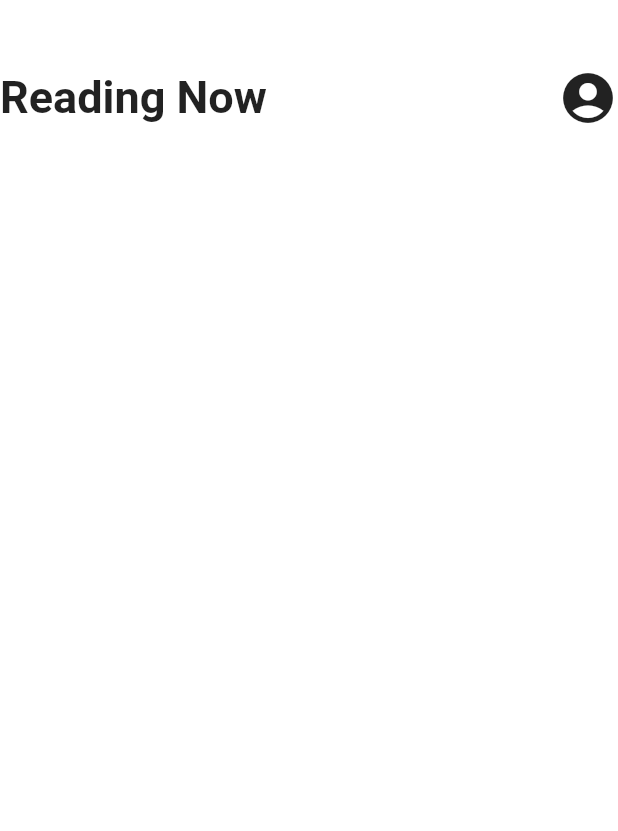
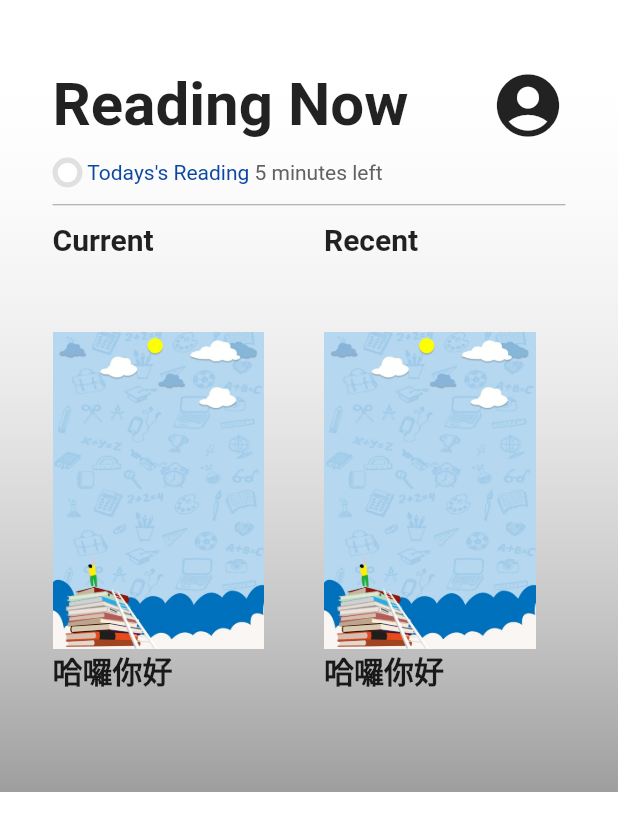
Before and after one commit to Toby1009/my_project_practice, a Flutter app: the screen it shows after launch, on a phone screen of 412 x 824 dp. Shown: the top 831 px of the screen. Run offline on Flutter 3.47's test engine with Material 2 defaults, Android fonts, the phone set to English and light mode, and no system bars.

Commit message:
亂些一通

```diff
--- a/example01/lib/home/view/home_page.dart
+++ b/example01/lib/home/view/home_page.dart
@@ -17,7 +17,7 @@ class _HomePageState extends State<HomePage> with TickerProviderStateMixin {
   final String text = "Reading Now";
   late AnimationController _textFontSizeController;
   late Animation<double> _textFontSizeAnimation;
-  double fontSize = 30;
+  double fontSize = 40;
 
   @override
   void initState() {
@@ -29,7 +29,7 @@ class _HomePageState extends State<HomePage> with TickerProviderStateMixin {
     );
     _textFontSizeAnimation = Tween<double>(
       begin: fontSize,
-      end: 30,
+      end: 40,
     ).animate(
       CurvedAnimation(
           parent: _textFontSizeController,
@@ -63,7 +63,10 @@ class _HomePageState extends State<HomePage> with TickerProviderStateMixin {
   Widget build(BuildContext context) {
     return Scaffold(
       backgroundColor: Colors.white,
-      body: Listener(
+      body: SizedBox(
+        height: double.maxFinite,
+        width: double.maxFinite,
+        child: Listener(
           child: CustomScrollView(
             slivers: [
               SliverPersistentHeader(
@@ -74,8 +77,19 @@ class _HomePageState extends State<HomePage> with TickerProviderStateMixin {
                 pinned: true,
               ),
               SliverToBoxAdapter(
-              child: SizedBox(
+                child: Container(
+                    padding: const EdgeInsets.only(left: 35,right: 35),
                     width: double.maxFinite,
+                    decoration: const BoxDecoration(
+                      gradient: LinearGradient(
+                        begin: Alignment.topCenter,
+                        end: Alignment.bottomCenter,
+                        colors: [
+                          Colors.white10,
+                          Colors.grey,
+                        ],
+                      )
+                    ),
                     child: Column(
                       children: [
                         Row(
@@ -94,10 +108,112 @@ class _HomePageState extends State<HomePage> with TickerProviderStateMixin {
                               },
                             ),
                             const Icon(
-                            Icons.account_circle_rounded,
-                            size: 40,
+                              Icons.account_circle_sharp,
+                              size: 50,
                             )
                           ],
+                        ),
+                        const SizedBox(height: 10,),
+                        Row(
+                          children: [
+                            Stack(
+                              alignment: Alignment.center,
+                              children: [
+                                Container(
+                                  decoration: BoxDecoration(
+                                    borderRadius: BorderRadius.circular(30),
+                                    color: Colors.grey.shade300,
+                                  ),
+                                  width: 20,
+                                  height: 20,
+                                ),
+                                Container(
+                                  decoration: BoxDecoration(
+                                    borderRadius: BorderRadius.circular(30),
+                                    color: Colors.white,
+                                  ),
+                                  width: 13,
+                                  height: 13,
+                                )
+                              ],
+                            ),
+                            Text(
+                                ' Todays\'s Reading ',
+                                style: TextStyle(
+                                  color: Colors.blue.shade900,
+                                ),
+                            ),
+                            Text(
+                              '5 minutes left',
+                              style: TextStyle(
+                                color: Colors.grey.shade700,
+                              ),
+                            ),
+                          ],
+                        ),
+                        const SizedBox(height: 10,),
+                        const Divider(height: 3,color: Colors.grey,),
+                        const SizedBox(height: 10,),
+                        SizedBox(
+                          height: 380,
+                          width: double.maxFinite,
+                          child: Row(
+                            mainAxisAlignment: MainAxisAlignment.start,
+                            children: [
+                              Container(
+                                alignment: Alignment.topLeft,
+                                width: MediaQuery.of(context).size.width/2-65,
+                                child: Column(
+                                  //mainAxisAlignment: MainAxisAlignment.center,
+                                  crossAxisAlignment: CrossAxisAlignment.start,
+                                    children:  [
+                                      const Text(
+                                        'Current',
+                                        style: TextStyle(
+                                          fontSize: 20,
+                                          fontWeight: FontWeight.bold,
+                                        ),
+                                      ),
+                                      const SizedBox(height: 50,),
+                                      Image.asset('assets/book_01.jpg'),
+                                      const Text(
+                                        '哈囉你好',
+                                        style: TextStyle(
+                                          fontSize: 20,
+                                          fontWeight: FontWeight.bold,
+                                        ),
+                                      ),
+                                    ],
+                                ),
+                              ),
+                              const SizedBox(width: 40,),
+                              Container(
+                                alignment: Alignment.topLeft,
+                                width: MediaQuery.of(context).size.width/2-65,
+                                child: Column(
+                                  crossAxisAlignment: CrossAxisAlignment.start,
+                                    children: [
+                                      const Text(
+                                        'Recent',
+                                        style: TextStyle(
+                                          fontSize: 20,
+                                          fontWeight: FontWeight.bold,
+                                        ),
+                                      ),
+                                      SizedBox(height: 50,),
+                                      Image.asset('assets/book_01.jpg'),
+                                      const Text(
+                                        '哈囉你好',
+                                        style: TextStyle(
+                                          fontSize: 20,
+                                          fontWeight: FontWeight.bold,
+                                        ),
+                                      ),
+                                    ],
+                                ),
+                              ),
+                            ],
+                          ),
                         )
                       ],
                     )
@@ -106,9 +222,9 @@ class _HomePageState extends State<HomePage> with TickerProviderStateMixin {
             ],
           ),
           onPointerMove: (e) {
-          if (fontSize >= 30 && fontSize <= 50) {
+            if (fontSize >=40 && fontSize <= 45) {
                 setState(() {
-                fontSize+=e.delta.dy/50;
+                  fontSize+=e.delta.dy/100;
                 // print(fontSize);
                 });
             }
@@ -116,7 +232,7 @@ class _HomePageState extends State<HomePage> with TickerProviderStateMixin {
           onPointerUp: (e) {
             _textFontSizeAnimation = Tween<double>(
               begin: fontSize,
-            end: 30,
+              end: 40,
             ).animate(
                 CurvedAnimation(
                     parent: _textFontSizeController,
@@ -125,6 +241,7 @@ class _HomePageState extends State<HomePage> with TickerProviderStateMixin {
             _textFontSizeController.forward();
           },
         ),
+      ),
     );
   }
 }
--- a/example01/pubspec.yaml
+++ b/example01/pubspec.yaml
@@ -59,7 +59,8 @@ flutter:
   uses-material-design: true
 
   # To add assets to your application, add an assets section, like this:
-  # assets:
+  assets:
+    - assets/
   #   - images/a_dot_burr.jpeg
   #   - images/a_dot_ham.jpeg
 
```
Also changed, not shown: example01/assets/book_01.jpg (added). Lines whose indentation alone changed are shown as unchanged.
